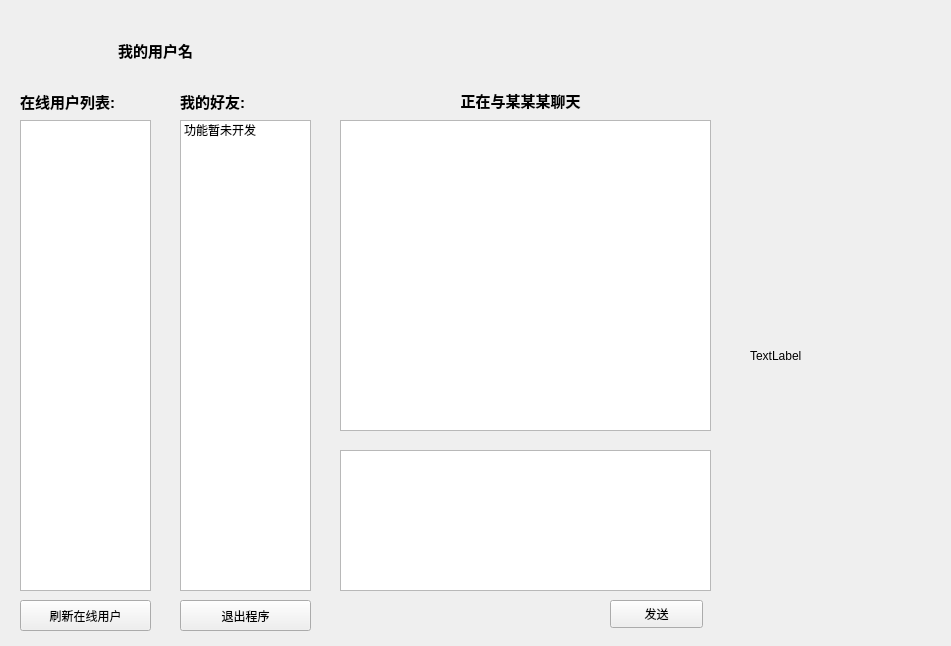
SuifengKing/SF_Chat, file MyGUI/users_lists_window.ui: the form before one commit.
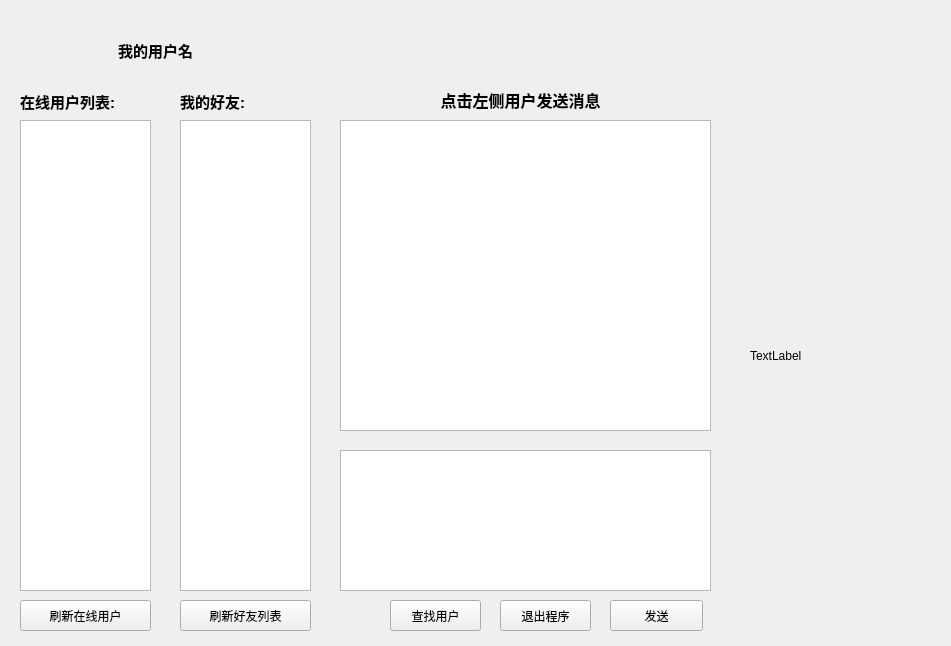
The form after the commit.

Commit message: 增加查找并添加好友功能

Diff of the .ui file:
```diff
--- a/MyGUI/users_lists_window.ui
+++ b/MyGUI/users_lists_window.ui
@@ -70,11 +70,6 @@
      <height>471</height>
     </rect>
    </property>
-   <item>
-    <property name="text">
-     <string>功能暂未开发</string>
-    </property>
-   </item>
   </widget>
   <widget class="QLabel" name="label_username">
    <property name="geometry">
@@ -105,9 +100,9 @@
   <widget class="QPushButton" name="pushButton_exit">
    <property name="geometry">
     <rect>
-     <x>180</x>
+     <x>500</x>
      <y>600</y>
-     <width>131</width>
+     <width>91</width>
      <height>31</height>
     </rect>
    </property>
@@ -121,7 +116,7 @@
      <x>610</x>
      <y>600</y>
      <width>93</width>
-     <height>28</height>
+     <height>31</height>
     </rect>
    </property>
    <property name="text">
@@ -171,7 +166,33 @@
     </rect>
    </property>
    <property name="text">
-    <string>&lt;html&gt;&lt;head/&gt;&lt;body&gt;&lt;p align=&quot;center&quot;&gt;&lt;span style=&quot; font-size:11pt; font-weight:600;&quot;&gt;正在与某某某聊天&lt;/span&gt;&lt;/p&gt;&lt;/body&gt;&lt;/html&gt;</string>
+    <string>&lt;html&gt;&lt;head/&gt;&lt;body&gt;&lt;p align=&quot;center&quot;&gt;&lt;span style=&quot; font-size:12pt; font-weight:600;&quot;&gt;点击左侧用户发送消息&lt;/span&gt;&lt;/p&gt;&lt;/body&gt;&lt;/html&gt;</string>
+   </property>
+  </widget>
+  <widget class="QPushButton" name="pushButton_search">
+   <property name="geometry">
+    <rect>
+     <x>390</x>
+     <y>600</y>
+     <width>91</width>
+     <height>31</height>
+    </rect>
+   </property>
+   <property name="text">
+    <string>查找用户</string>
+   </property>
+  </widget>
+  <widget class="QPushButton" name="pushButton_fresh_friend_list">
+   <property name="geometry">
+    <rect>
+     <x>180</x>
+     <y>600</y>
+     <width>131</width>
+     <height>31</height>
+    </rect>
+   </property>
+   <property name="text">
+    <string>刷新好友列表</string>
    </property>
   </widget>
  </widget>
```
The commit also changes 9 other files.
